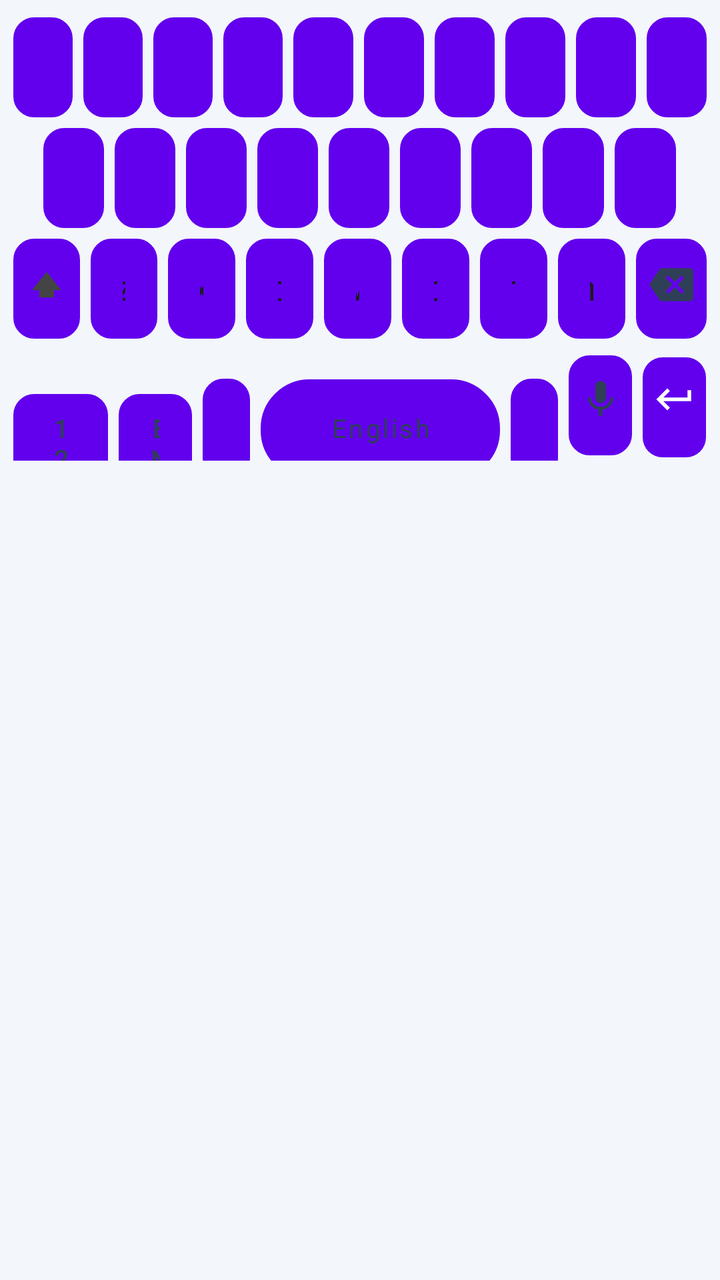
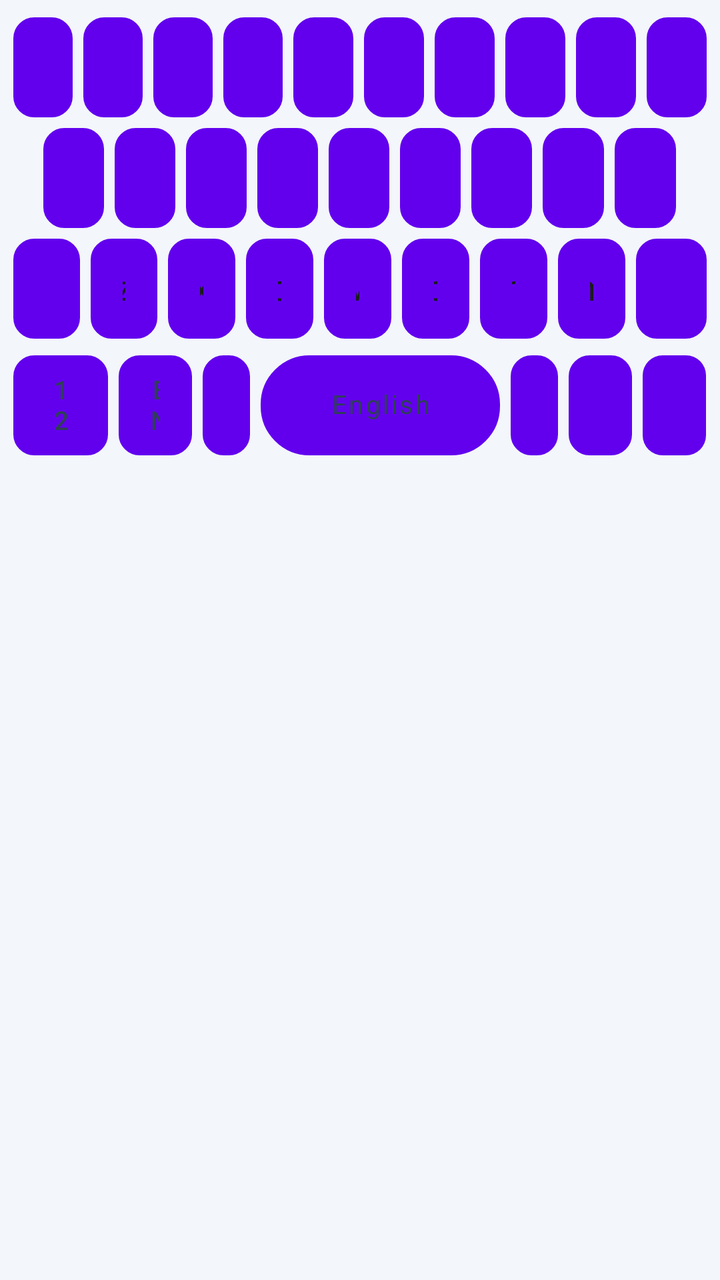

Compare the two renders of this Android layout. The source of the first and the diff that turns it into the second are given below.
<!-- AndroidManifest.xml: fallback theme Theme.MaterialComponents.DayNight.NoActionBar -->
<!-- res/layout/keyboard_view.xml -->
<?xml version="1.0" encoding="utf-8"?>
<LinearLayout xmlns:android="http://schemas.android.com/apk/res/android"
    android:layout_width="match_parent"
    android:layout_height="wrap_content"
    android:background="@color/kb_bg_light"
    android:clipToPadding="false"
    android:orientation="vertical"
    android:paddingStart="4dp"
    android:paddingEnd="4dp"
    android:paddingTop="6dp">

    
    <LinearLayout
        android:layout_width="match_parent"
        android:layout_height="wrap_content"
        android:orientation="horizontal">

        <Button android:id="@+id/key_q" style="@style/KeyboardButton" android:text="q" />
        <Button android:id="@+id/key_w" style="@style/KeyboardButton" android:text="w" />
        <Button android:id="@+id/key_e" style="@style/KeyboardButton" android:text="e" />
        <Button android:id="@+id/key_r" style="@style/KeyboardButton" android:text="r" />
        <Button android:id="@+id/key_t" style="@style/KeyboardButton" android:text="t" />
        <Button android:id="@+id/key_y" style="@style/KeyboardButton" android:text="y" />
        <Button android:id="@+id/key_u" style="@style/KeyboardButton" android:text="u" />
        <Button android:id="@+id/key_i" style="@style/KeyboardButton" android:text="i" />
        <Button android:id="@+id/key_o" style="@style/KeyboardButton" android:text="o" />
        <Button android:id="@+id/key_p" style="@style/KeyboardButton" android:text="p" />
    </LinearLayout>

    
    
    <LinearLayout
        android:layout_width="match_parent"
        android:layout_height="wrap_content"
        android:orientation="horizontal">

        
        <View
            android:layout_width="0dp"
            android:layout_height="0dp"
            android:layout_weight="0.5" />

        <Button android:id="@+id/key_a" style="@style/KeyboardButton" android:text="a" />
        <Button android:id="@+id/key_s" style="@style/KeyboardButton" android:text="s" />
        <Button android:id="@+id/key_d" style="@style/KeyboardButton" android:text="d" />
        <Button android:id="@+id/key_f" style="@style/KeyboardButton" android:text="f" />
        <Button android:id="@+id/key_g" style="@style/KeyboardButton" android:text="g" />
        <Button android:id="@+id/key_h" style="@style/KeyboardButton" android:text="h" />
        <Button android:id="@+id/key_j" style="@style/KeyboardButton" android:text="j" />
        <Button android:id="@+id/key_k" style="@style/KeyboardButton" android:text="k" />
        <Button android:id="@+id/key_l" style="@style/KeyboardButton" android:text="l" />

        <View
            android:layout_width="0dp"
            android:layout_height="0dp"
            android:layout_weight="0.5" />
    </LinearLayout>

    
    <LinearLayout
        android:layout_width="match_parent"
        android:layout_height="wrap_content"
        android:baselineAligned="false"
        android:gravity="center_vertical"
        android:layout_marginBottom="3dp"
        android:orientation="horizontal">

        
        <Button
            android:id="@+id/key_shift"
            style="@style/KeyboardButtonShift"
            android:text=""
            android:drawableTop="@drawable/ic_shift"
            android:drawablePadding="0dp" />

        <Button android:id="@+id/key_z" style="@style/KeyboardButton" android:text="z" />
        <Button android:id="@+id/key_x" style="@style/KeyboardButton" android:text="x" />
        <Button android:id="@+id/key_c" style="@style/KeyboardButton" android:text="c" />
        <Button android:id="@+id/key_v" style="@style/KeyboardButton" android:text="v" />
        <Button android:id="@+id/key_b" style="@style/KeyboardButton" android:text="b" />
        <Button android:id="@+id/key_n" style="@style/KeyboardButton" android:text="n" />
        <Button android:id="@+id/key_m" style="@style/KeyboardButton" android:text="m" />

        <Button
            android:id="@+id/key_backspace"
            style="@style/KeyboardButtonIcon"
            android:text=""
            android:drawableTop="@drawable/ic_backspace"
            android:drawablePadding="0dp" />
    </LinearLayout>

    
    <LinearLayout
        android:layout_width="match_parent"
        android:layout_height="wrap_content"
        android:orientation="horizontal"
        android:paddingBottom="0dp">

        <Button
            android:id="@+id/key_symbols"
            style="@style/KeyboardButtonBottomSmall"
            android:text="123" />

        <Button
            android:id="@+id/key_language"
            style="@style/KeyboardButtonLanguage"
            android:text="EN" />

        <Button
            android:id="@+id/key_comma"
            style="@style/KeyboardButtonFunctional"
            android:layout_weight="0.68"
            android:text="," />

        <Button
            android:id="@+id/key_space"
            style="@style/KeyboardButtonSpace"
            android:text="English" />

        <Button
            android:id="@+id/key_dot"
            style="@style/KeyboardButtonFunctional"
            android:layout_weight="0.68"
            android:text="." />

        <Button
            android:id="@+id/key_voice"
            style="@style/KeyboardButtonMic"
            android:text=""
            android:drawableTop="@drawable/ic_mic"
            android:drawablePadding="0dp" />

        <Button
            android:id="@+id/key_enter"
            style="@style/KeyboardButtonEnter"
            android:layout_weight="0.9"
            android:text=""
            android:drawableTop="@drawable/ic_enter"
            android:drawablePadding="0dp" />
    </LinearLayout>

</LinearLayout>
<!-- resources referenced by this layout -->
<resources>
  <color name="kb_bg_light">#F3F6FA</color>
  <!-- drawable ic_enter (drawable) -->
  <?xml version="1.0" encoding="utf-8"?>
  <vector xmlns:android="http://schemas.android.com/apk/res/android"
      android:width="22dp"
      android:height="22dp"
      android:viewportWidth="24"
      android:viewportHeight="24">
      <path
          android:fillColor="#FFFFFF"
          android:pathData="M19,7v4H5.83l3.58,-3.59L8,6l-6,6 6,6 1.41,-1.41L5.83,13H21V7z" />
  </vector>
  <!-- drawable ic_shift (drawable) -->
  <?xml version="1.0" encoding="utf-8"?>
  <vector xmlns:android="http://schemas.android.com/apk/res/android"
      android:width="22dp"
      android:height="22dp"
      android:viewportWidth="24"
      android:viewportHeight="24">
      <path
          android:fillColor="#444444"
          android:pathData="M4,15h4v4h8v-4h4L12,5L4,15z" />
  </vector>
  <style name="KeyboardButtonBottomSmall" parent="KeyboardButtonFunctional">
          <item name="android:layout_weight">1.35</item>
          <item name="android:textSize">13sp</item>
      </style>
  <style name="KeyboardButtonEnter" parent="KeyboardButton">
          <item name="android:layout_weight">0.95</item>
          <item name="android:background">@drawable/key_background_enter</item>
          <item name="android:textColor">@color/kb_enter_text</item>
          <item name="android:textSize">0sp</item>
          <item name="android:paddingTop">4dp</item>
          <item name="android:paddingBottom">4dp</item>
          <item name="android:gravity">center</item>
          <item name="android:drawableTint">@color/kb_enter_text</item>
      </style>
  <style name="KeyboardButtonFunctional" parent="KeyboardButton">
          <item name="android:background">@drawable/key_background_functional</item>
          <item name="android:textColor">@color/kb_text_functional_light</item>
          <item name="android:textSize">14sp</item>
          <item name="android:fontFamily">sans-serif-medium</item>
      </style>
  <style name="KeyboardButtonIcon" parent="KeyboardButtonFunctional">
          <item name="android:layout_weight">1.04</item>
          <item name="android:paddingTop">6dp</item>
          <item name="android:paddingBottom">6dp</item>
          <item name="android:textSize">0sp</item>
          <item name="android:gravity">center</item>
          <item name="android:drawableTint">@color/kb_icon_light</item>
      </style>
  <style name="KeyboardButtonLanguage" parent="KeyboardButtonFunctional">
          <item name="android:layout_weight">1.05</item>
          <item name="android:textSize">13sp</item>
      </style>
  <style name="KeyboardButtonMic" parent="KeyboardButtonFunctional">
          <item name="android:layout_weight">0.9</item>
          <item name="android:paddingTop">5dp</item>
          <item name="android:paddingBottom">5dp</item>
          <item name="android:textSize">0sp</item>
          <item name="android:gravity">center</item>
          <item name="android:drawableTint">@color/kb_icon_light</item>
      </style>
  <style name="KeyboardButtonShift" parent="KeyboardButtonIcon">
          <item name="android:layout_weight">1.0</item>
          <item name="android:drawableTint">@null</item>
      </style>
  <style name="KeyboardButtonSpace" parent="KeyboardButton">
          <item name="android:layout_weight">3.4</item>
          <item name="android:background">@drawable/key_background_space</item>
          <item name="android:textSize">13sp</item>
          <item name="android:textColor">@color/kb_text_functional_light</item>
          <item name="android:fontFamily">sans-serif</item>
      </style>
  <color name="kb_text_primary_light">#1A1C1E</color>
  <color name="kb_enter_text">#FFFFFF</color>
  <color name="kb_text_functional_light">#2F3F57</color>
  <color name="kb_icon_light">#2F3F57</color>
  <color name="kb_ripple_light">#1F0B57D0</color>
  <color name="kb_key_light">#FFFFFF</color>
  <color name="kb_key_stroke_light">#D5DEE8</color>
  <color name="kb_accent">#0B57D0</color>
  <color name="kb_key_functional_light">#EAF1FA</color>
  <!-- unchanged entries left out for length: 7 -->
</resources>

<!-- the commit's change to res/layout/keyboard_view.xml (unified diff, before → after) -->
@@ -70,7 +70,7 @@
             android:id="@+id/key_shift"
             style="@style/KeyboardButtonShift"
             android:text=""
-            android:drawableTop="@drawable/ic_shift"
+            android:drawableStart="@drawable/ic_shift"
             android:drawablePadding="0dp" />
 
         <Button android:id="@+id/key_z" style="@style/KeyboardButton" android:text="z" />
@@ -85,7 +85,7 @@
             android:id="@+id/key_backspace"
             style="@style/KeyboardButtonIcon"
             android:text=""
-            android:drawableTop="@drawable/ic_backspace"
+            android:drawableStart="@drawable/ic_backspace"
             android:drawablePadding="0dp" />
     </LinearLayout>
 
@@ -93,8 +93,10 @@
     <LinearLayout
         android:layout_width="match_parent"
         android:layout_height="wrap_content"
+        android:baselineAligned="false"
+        android:gravity="center_vertical"
         android:orientation="horizontal"
-        android:paddingBottom="0dp">
+        android:paddingBottom="2dp">
 
         <Button
             android:id="@+id/key_symbols"
@@ -127,7 +129,7 @@
             android:id="@+id/key_voice"
             style="@style/KeyboardButtonMic"
             android:text=""
-            android:drawableTop="@drawable/ic_mic"
+            android:drawableStart="@drawable/ic_mic"
             android:drawablePadding="0dp" />
 
         <Button
@@ -135,7 +137,7 @@
             style="@style/KeyboardButtonEnter"
             android:layout_weight="0.9"
             android:text=""
-            android:drawableTop="@drawable/ic_enter"
+            android:drawableStart="@drawable/ic_enter"
             android:drawablePadding="0dp" />
     </LinearLayout>
 
